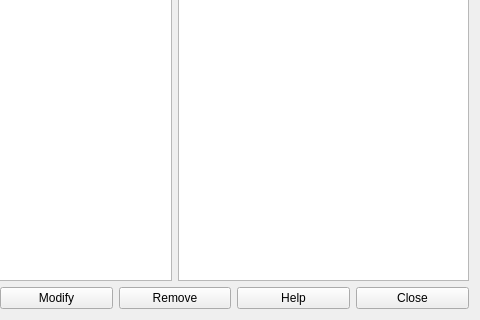
Old version of the form src/interface/constraint_basedialog_template.ui in the repository rodolforg/fet; both pictures show x 130 to 610 and y 218 to 538 of the 610 by 538 pixel window.
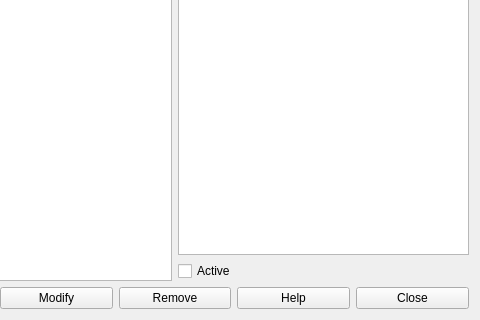
New version of the form.

Commit message: enable (de)activation in constraint dialogs

Diff of the .ui file:
```diff
--- a/src/interface/constraint_basedialog_template.ui
+++ b/src/interface/constraint_basedialog_template.ui
@@ -58,6 +58,17 @@
        <item>
         <widget class="QTextEdit" name="currentConstraintTextEdit"/>
        </item>
+       <item>
+        <layout class="QHBoxLayout" name="horizontalLayout">
+         <item>
+          <widget class="QCheckBox" name="activeCheckBox">
+           <property name="text">
+            <string>Active</string>
+           </property>
+          </widget>
+         </item>
+        </layout>
+       </item>
       </layout>
      </item>
     </layout>
```
The commit also changes 6 other files.
